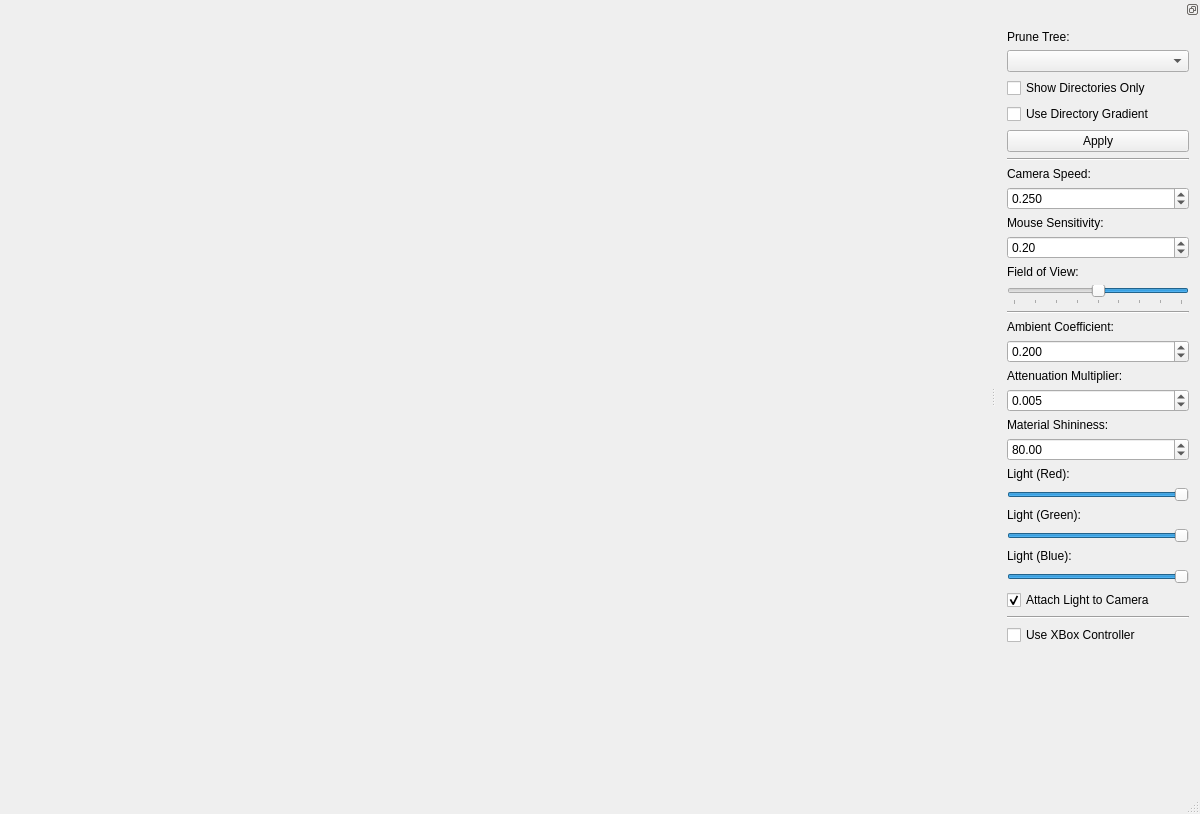
Old version of the form source/mainwindow.ui in the repository TimSevereijns/D-Viz.
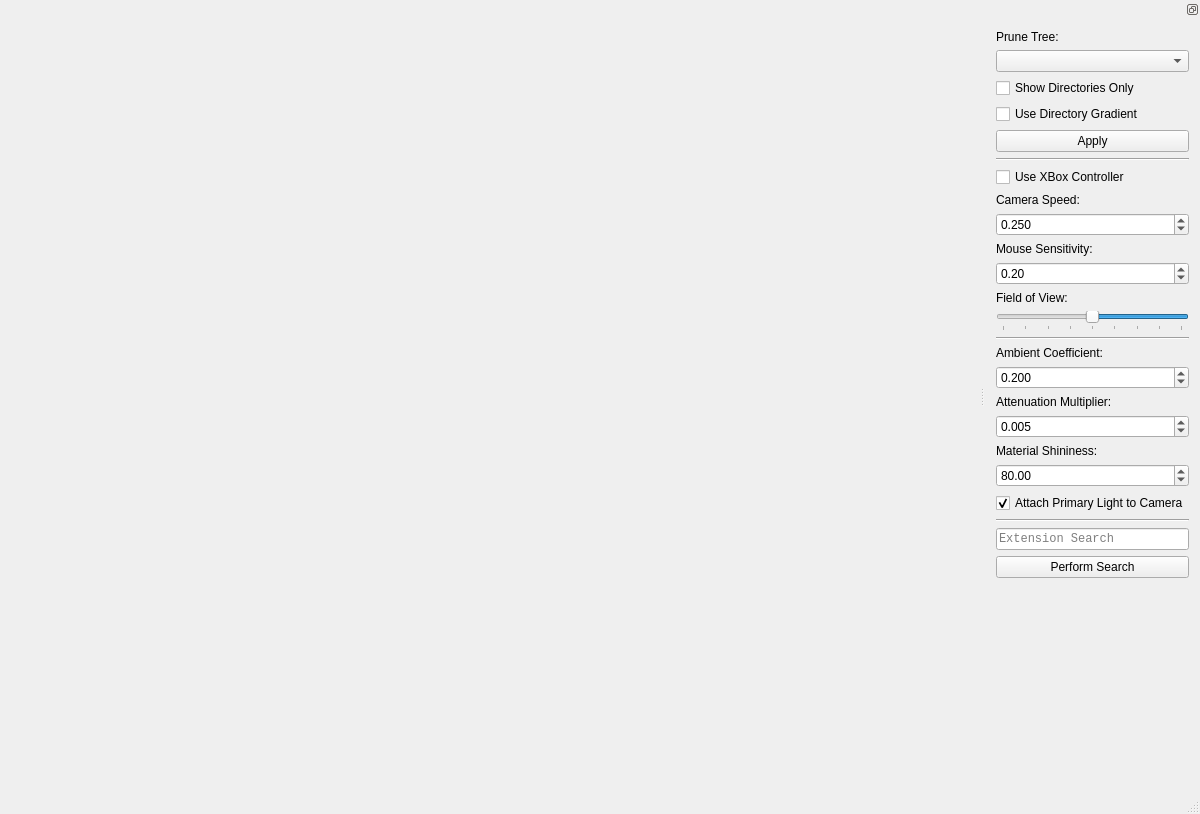
New version of the form.

Commit message:
Removed Light Color Sliders & Added Basic Extension Search
- Removed the ability to change the color of the light via the three sliders. This was an oft used feature.
+ Added and hooked up a search box that will eventually allow users to perform complete regex queries against file and folder names. For now, though, it only supports the highlighting of extensions. That is, if you type ".jpg", it will highlight all files that have an exact match for "*.jpg". There is no regex involved yet.

Diff of the .ui file:
```diff
--- a/source/mainwindow.ui
+++ b/source/mainwindow.ui
@@ -119,6 +119,16 @@
        </property>
       </widget>
      </item>
+     <item>
+      <widget class="QCheckBox" name="useXBoxController">
+       <property name="text">
+        <string>Use XBox Controller</string>
+       </property>
+       <property name="checked">
+        <bool>false</bool>
+       </property>
+      </widget>
+     </item>
      <item>
       <widget class="QLabel" name="cameraSpeedLabel">
        <property name="text">
@@ -273,70 +283,10 @@
        </property>
       </widget>
      </item>
-     <item>
-      <widget class="QLabel" name="label_4">
-       <property name="text">
-        <string>Light (Red):</string>
-       </property>
-      </widget>
-     </item>
-     <item>
-      <widget class="QSlider" name="lightRedSlider">
-       <property name="maximum">
-        <number>100</number>
-       </property>
-       <property name="value">
-        <number>100</number>
-       </property>
-       <property name="orientation">
-        <enum>Qt::Horizontal</enum>
-       </property>
-      </widget>
-     </item>
-     <item>
-      <widget class="QLabel" name="label_5">
-       <property name="text">
-        <string>Light (Green):</string>
-       </property>
-      </widget>
-     </item>
-     <item>
-      <widget class="QSlider" name="lightGreenSlider">
-       <property name="maximum">
-        <number>100</number>
-       </property>
-       <property name="value">
-        <number>100</number>
-       </property>
-       <property name="orientation">
-        <enum>Qt::Horizontal</enum>
-       </property>
-      </widget>
-     </item>
-     <item>
-      <widget class="QLabel" name="label_6">
-       <property name="text">
-        <string>Light (Blue):</string>
-       </property>
-      </widget>
-     </item>
-     <item>
-      <widget class="QSlider" name="lightBlueSlider">
-       <property name="maximum">
-        <number>100</number>
-       </property>
-       <property name="value">
-        <number>100</number>
-       </property>
-       <property name="orientation">
-        <enum>Qt::Horizontal</enum>
-       </property>
-      </widget>
-     </item>
      <item>
       <widget class="QCheckBox" name="attachLightToCameraCheckBox">
        <property name="text">
-        <string>Attach Light to Camera</string>
+        <string>Attach Primary Light to Camera</string>
        </property>
        <property name="checked">
         <bool>true</bool>
@@ -351,12 +301,27 @@
       </widget>
      </item>
      <item>
-      <widget class="QCheckBox" name="useXBoxController">
+      <widget class="QLineEdit" name="regexSearchBox">
+       <property name="font">
+        <font>
+         <family>Consolas</family>
+        </font>
+       </property>
+       <property name="contextMenuPolicy">
+        <enum>Qt::PreventContextMenu</enum>
+       </property>
        <property name="text">
-        <string>Use XBox Controller</string>
+        <string/>
        </property>
-       <property name="checked">
-        <bool>false</bool>
+       <property name="placeholderText">
+        <string>Extension Search</string>
+       </property>
+      </widget>
+     </item>
+     <item>
+      <widget class="QPushButton" name="regexSearchButton">
+       <property name="text">
+        <string>Perform Search</string>
        </property>
       </widget>
      </item>
```
The commit also changes 7 other files.
